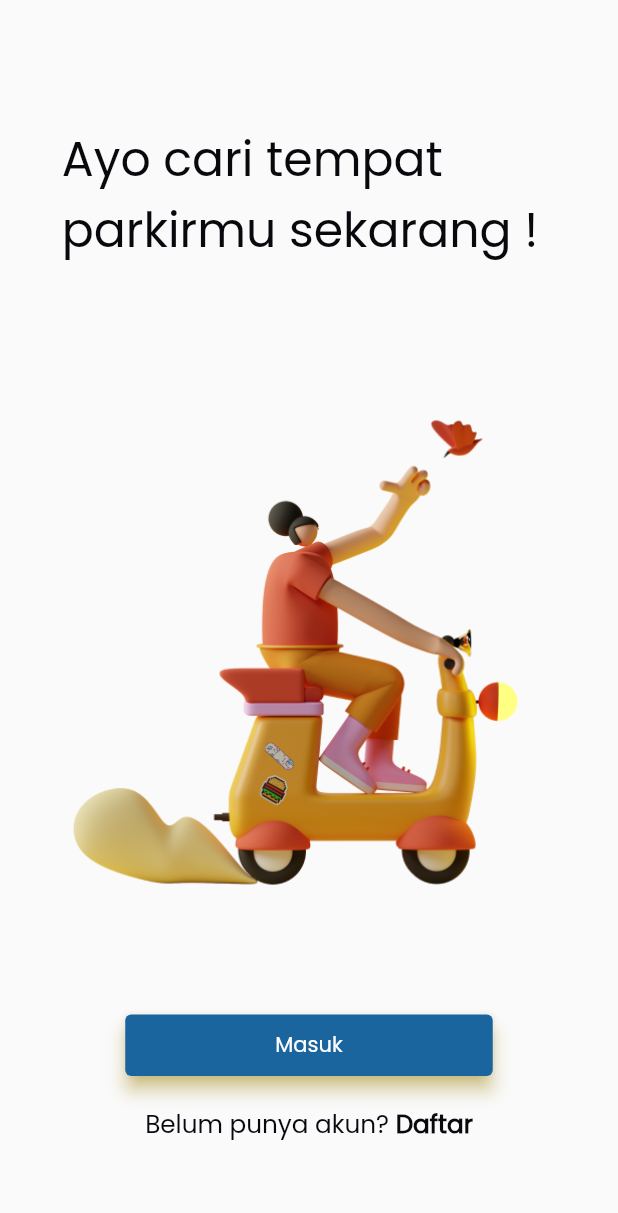
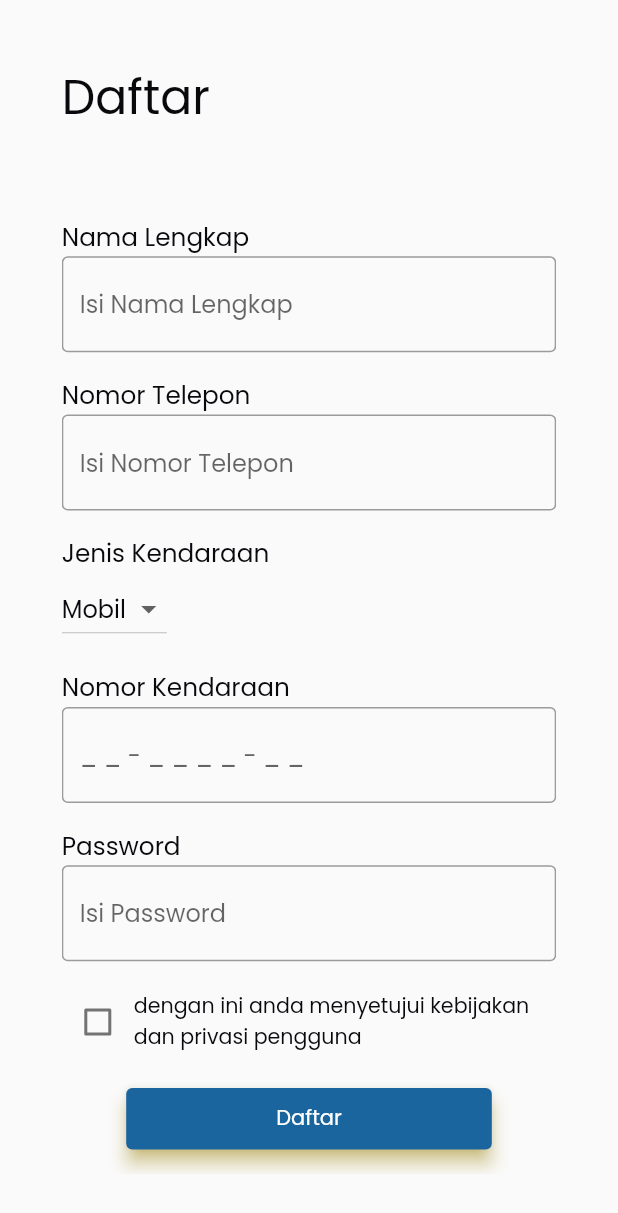
Before and after one commit to RyzAnugrah/parking_u, a Flutter app: the screen it shows after launch, after a tap on "Daftar", on a phone screen of 412 x 824 dp. Shown: the top 1213 px of the screen. Run offline on Flutter 3.47's test engine with Material 2 defaults, Android fonts, the phone set to English and light mode, and no system bars; our stand-ins replace device_preview, sizer.

Commit message:
add login & register

```diff
--- /dev/null
+++ b/lib/mixins/validation.dart
@@ -0,0 +1,36 @@
+class Validation {
+  String validateName(String value) {
+    if (value.isEmpty) {
+      return 'Nama Lengkap Harus Diisi';
+    }
+    return null;
+  }
+
+  String validateTelp(String value) {
+    if (value.isEmpty) {
+      return 'Nomor Telepon Harus Diisi';
+    }
+    return null;
+  }
+
+  String validateType(String value) {
+    if (value.isEmpty) {
+      return 'Tipe Kendaraan Harus Diisi';
+    }
+    return null;
+  }
+
+  String validateNumber(String value) {
+    if (value.isEmpty) {
+      return 'Nomor Kendaraan Harus Diisi';
+    }
+    return null;
+  }
+
+  String validatePassword(String value) {
+    if (value.length < 6) {
+      return 'Password Minimal 6 Karakter';
+    }
+    return null;
+  }
+}
--- a/lib/screens/home_screen.dart
+++ /dev/null
@@ -1,67 +0,0 @@
-import 'package:flutter/material.dart';
-import 'package:parking_u/styles/color_style.dart';
-import 'package:parking_u/styles/font_style.dart';
-import 'package:parking_u/ui/base_widget.dart';
-import 'package:sizer/sizer.dart';
-
-class HomeScreenPage extends StatelessWidget {
-  const HomeScreenPage({Key key}) : super(key: key);
-
-  @override
-  Widget build(BuildContext context) {
-    return BaseWidget(builder: (context, sizingInformation) {
-      return Scaffold(
-        resizeToAvoidBottomInset: false,
-        body: SingleChildScrollView(
-          child: Container(
-            margin: EdgeInsets.all(10.0.w),
-            child: Center(
-              child: Column(
-                children: [
-                  SizedBox(height: 5.0.h),
-                  Text(
-                    'Ayo cari tempat parkirmu sekarang !',
-                    style: headlineGreet,
-                  ),
-                  SizedBox(height: 10.0.h),
-                  Image(
-                    image: AssetImage('assets/images/login.png'),
-                  ),
-                  SizedBox(height: 10.0.h),
-                  ElevatedButton(
-                    child: Text('Masuk'),
-                    style: ElevatedButton.styleFrom(
-                      primary: primaryColor,
-                      onPrimary: Colors.white,
-                      shadowColor: secondaryColor,
-                      elevation: 5,
-                      padding: EdgeInsets.fromLTRB(100, 10, 100, 10),
-                    ),
-                    onPressed: () {},
-                  ),
-                  SizedBox(height: 2.0.h),
-                  Row(
-                    mainAxisAlignment: MainAxisAlignment.center,
-                    children: [
-                      Text(
-                        'Belum punya akun? ',
-                        style: headlineInfo,
-                      ),
-                      GestureDetector(
-                        child: new Text(
-                          'Daftar',
-                          style: headlineInfoBold,
-                        ),
-                        onTap: () {},
-                      )
-                    ],
-                  ),
-                ],
-              ),
-            ),
-          ),
-        ),
-      );
-    });
-  }
-}
--- /dev/null
+++ b/lib/screens/login_screen.dart
@@ -0,0 +1,213 @@
+import 'package:flutter/material.dart';
+import 'package:parking_u/screens/register_screen.dart';
+import 'package:parking_u/mixins/validation.dart';
+import 'package:parking_u/styles/color_style.dart';
+import 'package:parking_u/styles/font_style.dart';
+import 'package:parking_u/ui/base_widget.dart';
+import 'package:sizer/sizer.dart';
+
+class LoginScreenPage extends StatefulWidget {
+  const LoginScreenPage({Key key}) : super(key: key);
+
+  @override
+  _LoginScreenPageState createState() => _LoginScreenPageState();
+}
+
+class _LoginScreenPageState extends State<LoginScreenPage> with Validation {
+  final formKey = GlobalKey<FormState>();
+
+  String telp = '';
+  String password = '';
+
+  void displayBottomSheet(BuildContext context) {
+    showModalBottomSheet(
+      context: context,
+      builder: (ctx) {
+        return Container(
+          padding: EdgeInsets.all(10.0.w),
+          height: 60.0.h,
+          child: Center(
+            child: ListView(
+              children: [
+                Row(
+                  mainAxisAlignment: MainAxisAlignment.center,
+                  children: [
+                    Text(
+                      'Masuk',
+                      style: headlineGreet,
+                    ),
+                  ],
+                ),
+                SizedBox(height: 2.0.h),
+                Form(
+                  key: formKey,
+                  child: Column(
+                    children: [
+                      Container(
+                        alignment: Alignment.topLeft,
+                        padding: EdgeInsets.only(top: 2.0.h),
+                        child: Text(
+                          'Nomor Telepon',
+                          style: headlineInfo,
+                        ),
+                      ),
+                      telpField(),
+                      Container(
+                        alignment: Alignment.topLeft,
+                        padding: EdgeInsets.only(top: 2.0.h),
+                        child: Text(
+                          'Password',
+                          style: headlineInfo,
+                        ),
+                      ),
+                      passwordField(),
+                      SizedBox(height: 2.0.h),
+                      loginButton(),
+                    ],
+                  ),
+                ),
+                SizedBox(height: 2.0.h),
+                Row(
+                  mainAxisAlignment: MainAxisAlignment.center,
+                  children: [
+                    Text(
+                      'Belum punya akun? ',
+                      style: headlineInfo,
+                    ),
+                    GestureDetector(
+                      child: new Text(
+                        'Daftar',
+                        style: headlineInfoBold,
+                      ),
+                      onTap: () {
+                        Navigator.push(
+                          context,
+                          MaterialPageRoute(
+                            builder: (context) => RegisterScreenPage(),
+                          ),
+                        );
+                      },
+                    ),
+                  ],
+                ),
+              ],
+            ),
+          ),
+        );
+      },
+    );
+  }
+
+  @override
+  Widget build(BuildContext context) {
+    return BaseWidget(builder: (context, sizingInformation) {
+      return Scaffold(
+        resizeToAvoidBottomInset: false,
+        body: Container(
+          margin: EdgeInsets.all(10.0.w),
+          child: Center(
+            child: ListView(
+              children: [
+                Text(
+                  'Ayo cari tempat parkirmu sekarang !',
+                  style: headlineGreet,
+                ),
+                SizedBox(height: 5.0.h),
+                Image(
+                  image: AssetImage('assets/images/login.png'),
+                ),
+                SizedBox(height: 10.0.h),
+                ElevatedButton(
+                  child: Text('Masuk'),
+                  style: ElevatedButton.styleFrom(
+                    primary: primaryColor,
+                    onPrimary: Colors.white,
+                    shadowColor: secondaryColor,
+                    elevation: 5,
+                    padding: EdgeInsets.fromLTRB(100, 10, 100, 10),
+                  ),
+                  onPressed: () {
+                    displayBottomSheet(context);
+                  },
+                ),
+                SizedBox(height: 2.0.h),
+                Row(
+                  mainAxisAlignment: MainAxisAlignment.center,
+                  children: [
+                    Text(
+                      'Belum punya akun? ',
+                      style: headlineInfo,
+                    ),
+                    GestureDetector(
+                      child: new Text(
+                        'Daftar',
+                        style: headlineInfoBold,
+                      ),
+                      onTap: () {
+                        Navigator.push(
+                          context,
+                          MaterialPageRoute(
+                            builder: (context) => RegisterScreenPage(),
+                          ),
+                        );
+                      },
+                    ),
+                  ],
+                ),
+              ],
+            ),
+          ),
+        ),
+      );
+    });
+  }
+
+  Widget telpField() {
+    return TextFormField(
+      keyboardType: TextInputType.number,
+      decoration: InputDecoration(
+        hintText: 'Isi Nomor Telepon',
+        border: OutlineInputBorder(),
+      ),
+      validator: validateTelp,
+      onSaved: (String value) {
+        telp = value;
+      },
+    );
+  }
+
+  Widget passwordField() {
+    return TextFormField(
+      obscureText: true,
+      decoration: InputDecoration(
+        hintText: 'Isi Password',
+        border: OutlineInputBorder(),
+      ),
+      validator: validatePassword,
+      onSaved: (String value) {
+        password = value;
+      },
+    );
+  }
+
+  Widget loginButton() {
+    return ElevatedButton(
+      child: Text('Masuk'),
+      style: ElevatedButton.styleFrom(
+        primary: primaryColor,
+        onPrimary: Colors.white,
+        shadowColor: secondaryColor,
+        elevation: 5,
+        padding: EdgeInsets.fromLTRB(100, 10, 100, 10),
+      ),
+      onPressed: () {
+        if (formKey.currentState.validate()) {
+          formKey.currentState.save();
+          // Temp
+          print('Nomor Telepon: $telp');
+          print('Password: $password');
+        }
+      },
+    );
+  }
+}
--- /dev/null
+++ b/lib/screens/register_screen.dart
@@ -0,0 +1,268 @@
+import 'package:flutter/material.dart';
+import 'package:parking_u/mixins/validation.dart';
+import 'package:parking_u/styles/color_style.dart';
+import 'package:parking_u/styles/font_style.dart';
+import 'package:sizer/sizer.dart';
+
+class RegisterScreenPage extends StatefulWidget {
+  // createState() {
+  //   return RegisterScreenState();
+  // }
+
+  const RegisterScreenPage({Key key}) : super(key: key);
+
+  @override
+  _RegisterScreenState createState() => _RegisterScreenState();
+}
+
+class _RegisterScreenState extends State<RegisterScreenPage> with Validation {
+  final formKey = GlobalKey<FormState>();
+
+  String name = '';
+  String telp = '';
+  String type = '';
+  String number = '';
+  String password = '';
+  bool valuefirst = false;
+  int _value = 1;
+
+  Widget build(context) {
+    return Scaffold(
+      resizeToAvoidBottomInset: false,
+      body: Container(
+        margin: EdgeInsets.all(10.0.w),
+        child: ListView(
+          children: [
+            Row(
+              mainAxisAlignment: MainAxisAlignment.start,
+              children: [
+                Text(
+                  'Daftar',
+                  style: headlineGreet,
+                ),
+              ],
+            ),
+            SizedBox(height: 5.0.h),
+            Form(
+              key: formKey,
+              child: Column(
+                children: [
+                  Container(
+                    alignment: Alignment.topLeft,
+                    padding: EdgeInsets.only(top: 2.0.h),
+                    child: Text(
+                      'Nama Lengkap',
+                      style: headlineInfo,
+                    ),
+                  ),
+                  nameField(),
+                  Container(
+                    alignment: Alignment.topLeft,
+                    padding: EdgeInsets.only(top: 2.0.h),
+                    child: Text(
+                      'Nomor Telepon',
+                      style: headlineInfo,
+                    ),
+                  ),
+                  telpField(),
+                  Container(
+                    alignment: Alignment.topLeft,
+                    padding: EdgeInsets.only(top: 2.0.h),
+                    child: Text(
+                      'Jenis Kendaraan',
+                      style: headlineInfo,
+                    ),
+                  ),
+                  typeField(),
+                  Container(
+                    alignment: Alignment.topLeft,
+                    padding: EdgeInsets.only(top: 2.0.h),
+                    child: Text(
+                      'Nomor Kendaraan',
+                      style: headlineInfo,
+                    ),
+                  ),
+                  numberField(),
+                  Container(
+                    alignment: Alignment.topLeft,
+                    padding: EdgeInsets.only(top: 2.0.h),
+                    child: Text(
+                      'Password',
+                      style: headlineInfo,
+                    ),
+                  ),
+                  passwordField(),
+                  SizedBox(height: 2.0.h),
+                  Row(
+                    children: [
+                      Checkbox(
+                        value: this.valuefirst,
+                        onChanged: (bool value) {
+                          setState(() {
+                            this.valuefirst = value;
+                          });
+                        },
+                      ),
+                      Expanded(
+                        child: Column(
+                          children: [
+                            Container(
+                              alignment: Alignment.topLeft,
+                              child: Text(
+                                'dengan ini anda menyetujui kebijakan',
+                                style: textBreadCrumb,
+                                overflow: TextOverflow.fade,
+                                maxLines: 1,
+                                softWrap: false,
+                              ),
+                            ),
+                            Container(
+                              alignment: Alignment.topLeft,
+                              child: Text(
+                                'dan privasi pengguna',
+                                style: textBreadCrumb,
+                                overflow: TextOverflow.fade,
+                                maxLines: 1,
+                                softWrap: false,
+                              ),
+                            ),
+                          ],
+                        ),
+                      ),
+                    ],
+                  ),
+                  SizedBox(height: 2.0.h),
+                  registerButton(),
+                ],
+              ),
+            ),
+            SizedBox(height: 2.0.h),
+            Row(
+              mainAxisAlignment: MainAxisAlignment.center,
+              children: [
+                Text(
+                  'Sudah punya akun? ',
+                  style: headlineInfo,
+                ),
+                GestureDetector(
+                  child: new Text(
+                    'Masuk',
+                    style: headlineInfoBold,
+                  ),
+                  onTap: () {
+                    Navigator.pop(context);
+                  },
+                ),
+              ],
+            ),
+          ],
+        ),
+      ),
+    );
+  }
+
+  Widget nameField() {
+    return TextFormField(
+      decoration: InputDecoration(
+        hintText: 'Isi Nama Lengkap',
+        border: OutlineInputBorder(),
+      ),
+      validator: validateName,
+      onSaved: (String value) {
+        name = value;
+      },
+    );
+  }
+
+  Widget telpField() {
+    return TextFormField(
+      keyboardType: TextInputType.number,
+      decoration: InputDecoration(
+        hintText: 'Isi Nomor Telepon',
+        border: OutlineInputBorder(),
+      ),
+      validator: validateTelp,
+      onSaved: (String value) {
+        telp = value;
+      },
+    );
+  }
+
+  Widget typeField() {
+    return Container(
+      alignment: Alignment.topLeft,
+      child: DropdownButton(
+        value: _value,
+        items: [
+          DropdownMenuItem(
+            child: Text("Mobil"),
+            value: 1,
+          ),
+          DropdownMenuItem(
+            child: Text("Motor"),
+            value: 2,
+          ),
+        ],
+        onChanged: (value) {
+          setState(
+            () {
+              _value = value;
+            },
+          );
+        },
+      ),
+    );
+  }
+
+  Widget numberField() {
+    return TextFormField(
+      decoration: InputDecoration(
+        hintText: '_ _ - _ _ _ _ - _ _',
+        border: OutlineInputBorder(),
+      ),
+      validator: validateNumber,
+      onSaved: (String value) {
+        number = value;
+      },
+    );
+  }
+
+  Widget passwordField() {
+    return TextFormField(
+      obscureText: true,
+      decoration: InputDecoration(
+        hintText: 'Isi Password',
+        border: OutlineInputBorder(),
+      ),
+      validator: validatePassword,
+      onSaved: (String value) {
+        password = value;
+      },
+    );
+  }
+
+  Widget registerButton() {
+    return ElevatedButton(
+      child: Text('Daftar'),
+      style: ElevatedButton.styleFrom(
+        primary: primaryColor,
+        onPrimary: Colors.white,
+        shadowColor: secondaryColor,
+        elevation: 5,
+        padding: EdgeInsets.fromLTRB(100, 10, 100, 10),
+      ),
+      onPressed: () {
+        if (formKey.currentState.validate()) {
+          formKey.currentState.save();
+          // Temp
+          print('Nama Lengkap: $name');
+          print('Nomor Telepon: $telp');
+          print('Tipe Kendaraan: $_value');
+          print('Nomor Kendaraan: $number');
+          print('Password: $password');
+          print('Setuju: $valuefirst');
+        }
+      },
+    );
+  }
+}
--- a/lib/screens/splash_screen.dart
+++ b/lib/screens/splash_screen.dart
@@ -1,5 +1,5 @@
 import 'package:flutter/material.dart';
-import 'package:parking_u/screens/home_screen.dart';
+import 'package:parking_u/screens/login_screen.dart';
 import 'package:parking_u/styles/color_style.dart';
 import 'package:parking_u/styles/font_style.dart';
 import 'dart:async';
@@ -22,7 +22,7 @@ class _SplashScreenPageState extends State<SplashScreenPage> {
     return Timer(duration, () {
       Navigator.of(context).pushReplacement(
         MaterialPageRoute(builder: (_) {
-          return HomeScreenPage();
+          return LoginScreenPage();
         }),
       );
     });
@@ -40,12 +40,12 @@ class _SplashScreenPageState extends State<SplashScreenPage> {
               SizedBox(height: 30.0.h),
               Image.asset(
                 "assets/images/logo-parking-u.png",
-              height: 10.0.h,
+                height: 16.0.h,
               ),
               SizedBox(height: 2.0.h),
               Image.asset(
                 "assets/images/logo-parking-u-text.png",
-              height: 5.0.h,
+                height: 10.0.h,
               ),
               SizedBox(height: 2.0.h),
               Text(
--- a/lib/styles/font_style.dart
+++ b/lib/styles/font_style.dart
@@ -20,3 +20,9 @@ TextStyle headlineInfoBold = TextStyle(
   color: textColor,
   fontWeight: FontWeight.w800,
 );
+
+TextStyle textBreadCrumb = TextStyle(
+  fontFamily: 'Poppins',
+  fontSize: 10.0.sp,
+  color: textColor,
+);
```
Lines whose indentation alone changed are shown as unchanged.
